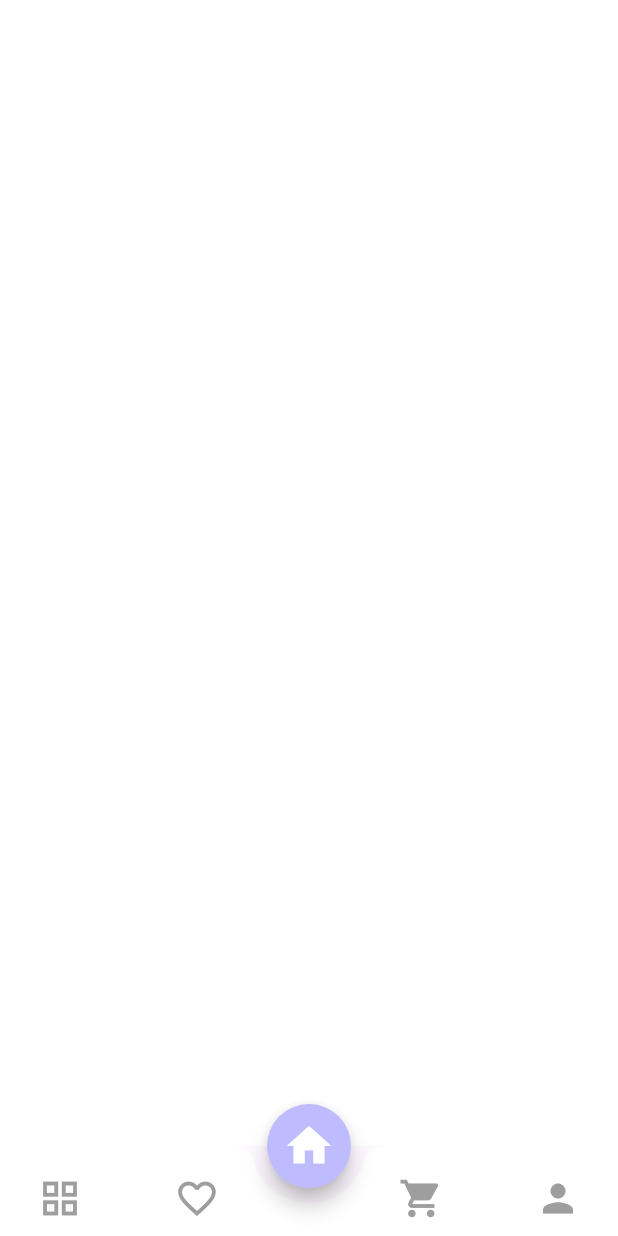
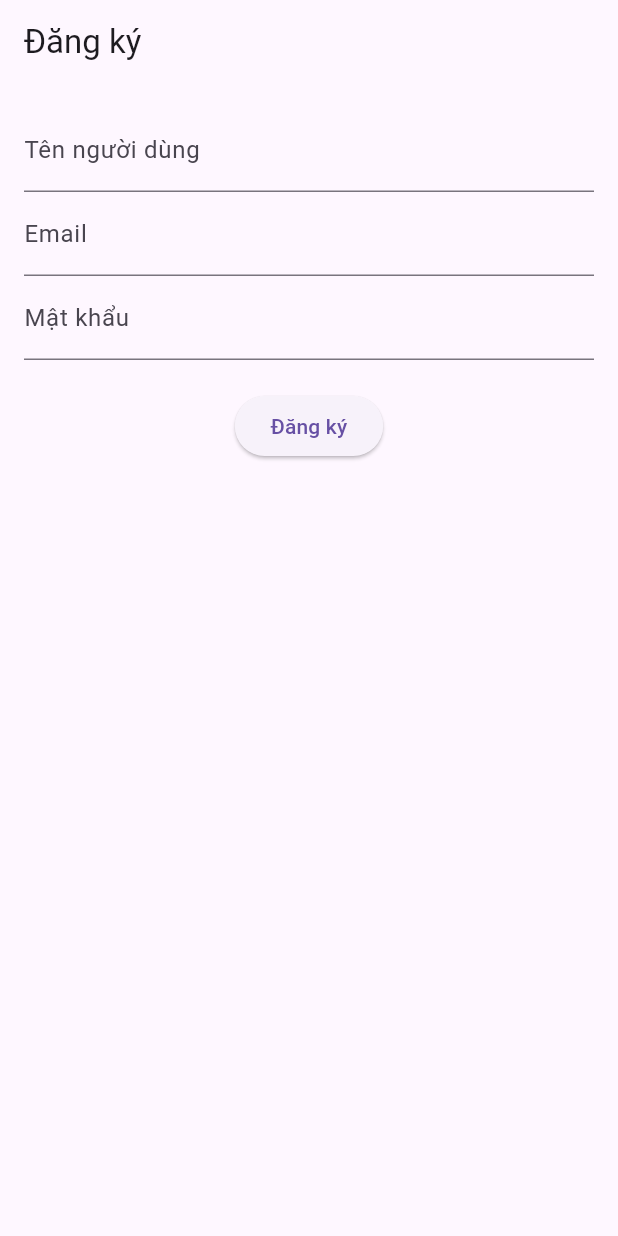
Before and after one commit to Ddraigo-Studio/Gear_Zone, a Flutter app: the screen it shows after launch, on a phone screen of 412 x 824 dp. Run offline on Flutter 3.47's test engine with Material 3 defaults, Android fonts, the phone set to English and light mode, and no system bars.

Commit message:
register

```diff
--- a/lib/main.dart
+++ b/lib/main.dart
@@ -1,6 +1,6 @@
 import 'package:flutter/material.dart';
 import 'package:gear_zone/pages/Home/home_page.dart';
-
+import 'package:gear_zone/pages/Account/register.dart';
 import 'component/bottom_nav_bar.dart';
 
 
@@ -17,7 +17,7 @@ class MyApp extends StatelessWidget {
     return SafeArea(
       child: MaterialApp(
         debugShowCheckedModeBanner: false,
-        home: BottomNavBar(),
+        home: SignUpPage(),
       ),
 
     );
--- /dev/null
+++ b/lib/pages/Account/register.dart
@@ -0,0 +1,96 @@
+import 'package:flutter/material.dart';
+import 'dart:convert';
+import 'package:http/http.dart' as http;
+
+class SignUpPage extends StatefulWidget {
+  const SignUpPage({super.key});
+
+  @override
+  State<SignUpPage> createState() => _SignUpPageState();
+}
+
+class _SignUpPageState extends State<SignUpPage> {
+  final _formKey = GlobalKey<FormState>();
+  final TextEditingController _usernameController = TextEditingController();
+  final TextEditingController _emailController = TextEditingController();
+  final TextEditingController _passwordController = TextEditingController();
+  String apiUrl =
+    "http://localhost:46093/api/Accounts";
+
+
+  Future<void> _registerUser() async {
+    if (_formKey.currentState!.validate()) {
+      final response = await http.post(
+        Uri.parse(apiUrl),
+        headers: {'Content-Type': 'application/json'},
+        body: jsonEncode({
+          'username': _usernameController.text,
+          'email': _emailController.text,
+          'password': _passwordController.text,
+        }),
+      );
+
+      if (response.statusCode == 200) {
+        ScaffoldMessenger.of(context).showSnackBar(
+          const SnackBar(content: Text('Đăng ký thành công!')),
+        );
+      } else {
+        ScaffoldMessenger.of(context).showSnackBar(
+          SnackBar(content: Text('Lỗi: ${response.body}')),
+        );
+      }
+    }
+  }
+
+  void _register() {
+    if (_formKey.currentState!.validate()) {
+      ScaffoldMessenger.of(context).showSnackBar(
+        const SnackBar(content: Text('Đăng ký thành công!')),
+      );
+    }
+  }
+
+  @override
+  Widget build(BuildContext context) {
+    return Scaffold(
+      appBar: AppBar(title: const Text('Đăng ký')),
+      body: Padding(
+        padding: const EdgeInsets.all(16.0),
+        child: Form(
+          key: _formKey,
+          child: Column(
+            children: [
+              TextFormField(
+                controller: _usernameController,
+                decoration: const InputDecoration(labelText: 'Tên người dùng'),
+                validator: (value) =>
+                    value!.isEmpty ? 'Vui lòng nhập tên người dùng' : null,
+              ),
+              TextFormField(
+                controller: _emailController,
+                decoration: const InputDecoration(labelText: 'Email'),
+                keyboardType: TextInputType.emailAddress,
+                validator: (value) => value!.isEmpty || !value.contains('@')
+                    ? 'Email không hợp lệ'
+                    : null,
+              ),
+              TextFormField(
+                controller: _passwordController,
+                decoration: const InputDecoration(labelText: 'Mật khẩu'),
+                obscureText: true,
+                validator: (value) =>
+                    value!.length < 6 ? 'Mật khẩu ít nhất 6 ký tự' : null,
+              ),
+              const SizedBox(height: 20),
+              ElevatedButton(
+                onPressed:
+                    _registerUser, // Thay đổi từ _register thành _registerUser
+                child: const Text('Đăng ký'),
+              )
+            ],
+          ),
+        ),
+      ),
+    );
+  }
+}
--- a/lib/pages/Home/home_page.dart
+++ b/lib/pages/Home/home_page.dart
@@ -1,7 +1,4 @@
 import 'package:flutter/material.dart';
-
-
-
 
 class HomePage extends StatefulWidget {
   const HomePage({super.key});
--- a/pubspec.yaml
+++ b/pubspec.yaml
@@ -30,6 +30,7 @@ environment:
 dependencies:
   flutter:
     sdk: flutter
+  http: ^1.1.0
 
   # The following adds the Cupertino Icons font to your application.
   # Use with the CupertinoIcons class for iOS style icons.
```
Also changed, not shown: lib/pages/Account/login.dart (added), pubspec.lock.
